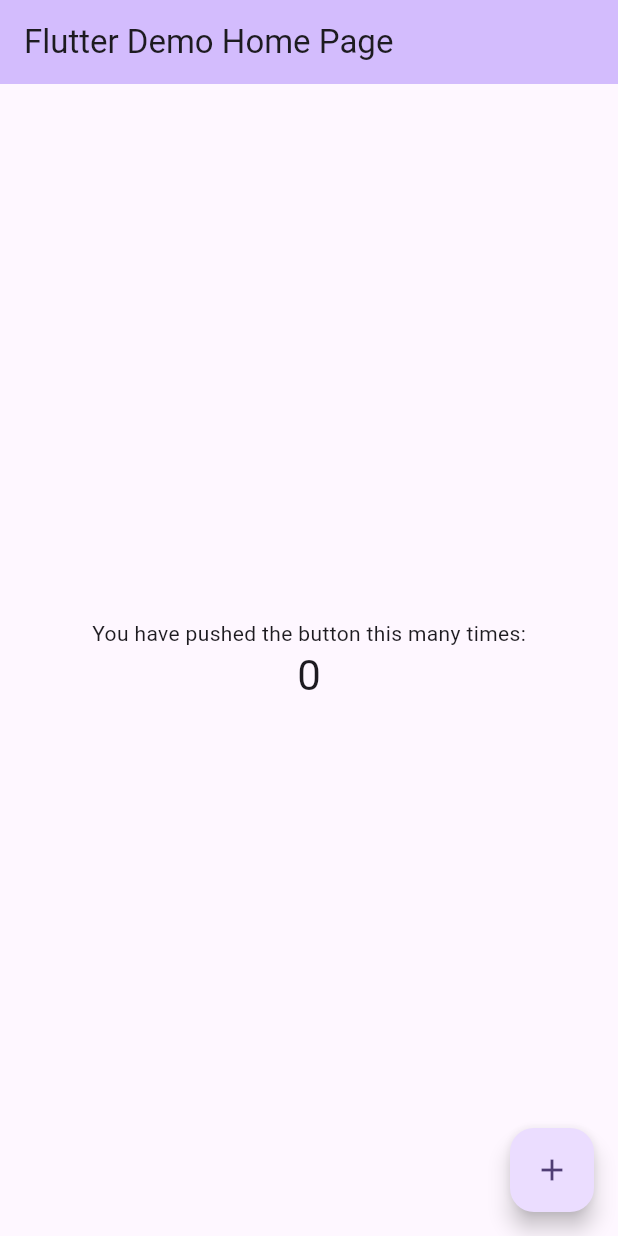
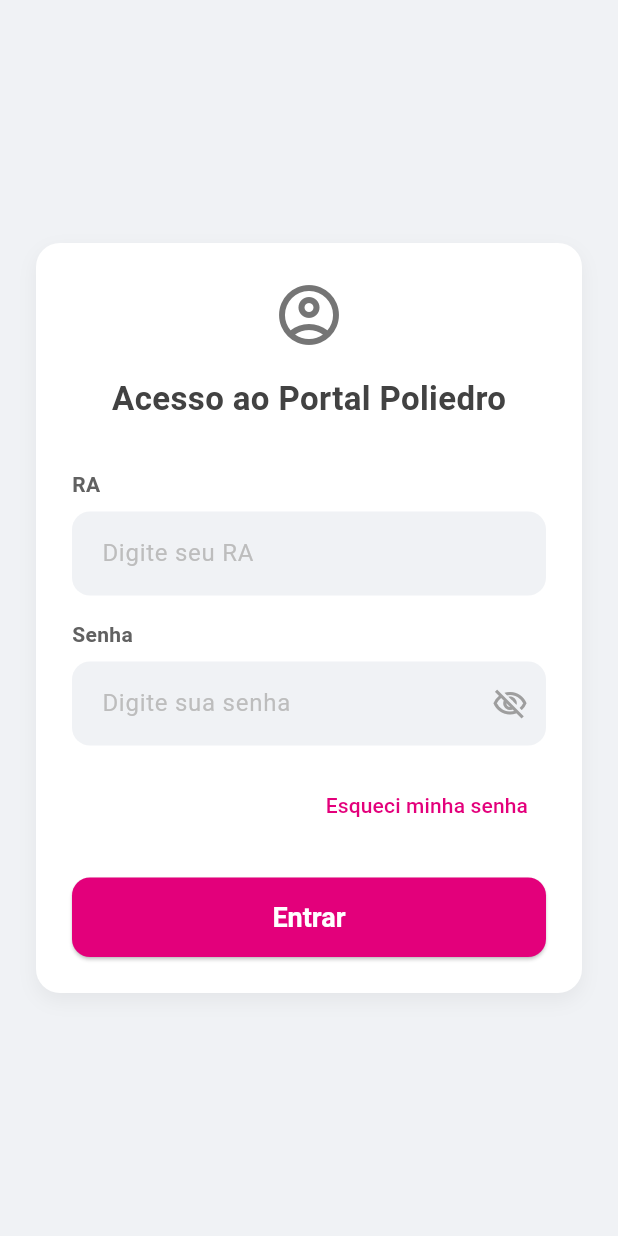
Before and after one commit to MingMatheus/PI_S4_sistema_de_professores_poliedro, a Flutter app: the screen it shows after launch, on a phone screen of 412 x 824 dp. Run offline on Flutter 3.47's test engine with Material 3 defaults, Android fonts, the phone set to English and light mode, and no system bars.

Commit message:
começo das telas

```diff
--- a/frontend/lib/main.dart
+++ b/frontend/lib/main.dart
@@ -1,122 +1,6 @@
 import 'package:flutter/material.dart';
+import 'package:frontend/scr/app.dart';
 
 void main() {
-  runApp(const MyApp());
+  runApp(App());
 }
-
-class MyApp extends StatelessWidget {
-  const MyApp({super.key});
-
-  // This widget is the root of your application.
-  @override
-  Widget build(BuildContext context) {
-    return MaterialApp(
-      title: 'Flutter Demo',
-      theme: ThemeData(
-        // This is the theme of your application.
-        //
-        // TRY THIS: Try running your application with "flutter run". You'll see
-        // the application has a purple toolbar. Then, without quitting the app,
-        // try changing the seedColor in the colorScheme below to Colors.green
-        // and then invoke "hot reload" (save your changes or press the "hot
-        // reload" button in a Flutter-supported IDE, or press "r" if you used
-        // the command line to start the app).
-        //
-        // Notice that the counter didn't reset back to zero; the application
-        // state is not lost during the reload. To reset the state, use hot
-        // restart instead.
-        //
-        // This works for code too, not just values: Most code changes can be
-        // tested with just a hot reload.
-        colorScheme: ColorScheme.fromSeed(seedColor: Colors.deepPurple),
-      ),
-      home: const MyHomePage(title: 'Flutter Demo Home Page'),
-    );
-  }
-}
-
-class MyHomePage extends StatefulWidget {
-  const MyHomePage({super.key, required this.title});
-
-  // This widget is the home page of your application. It is stateful, meaning
-  // that it has a State object (defined below) that contains fields that affect
-  // how it looks.
-
-  // This class is the configuration for the state. It holds the values (in this
-  // case the title) provided by the parent (in this case the App widget) and
-  // used by the build method of the State. Fields in a Widget subclass are
-  // always marked "final".
-
-  final String title;
-
-  @override
-  State<MyHomePage> createState() => _MyHomePageState();
-}
-
-class _MyHomePageState extends State<MyHomePage> {
-  int _counter = 0;
-
-  void _incrementCounter() {
-    setState(() {
-      // This call to setState tells the Flutter framework that something has
-      // changed in this State, which causes it to rerun the build method below
-      // so that the display can reflect the updated values. If we changed
-      // _counter without calling setState(), then the build method would not be
-      // called again, and so nothing would appear to happen.
-      _counter++;
-    });
-  }
-
-  @override
-  Widget build(BuildContext context) {
-    // This method is rerun every time setState is called, for instance as done
-    // by the _incrementCounter method above.
-    //
-    // The Flutter framework has been optimized to make rerunning build methods
-    // fast, so that you can just rebuild anything that needs updating rather
-    // than having to individually change instances of widgets.
-    return Scaffold(
-      appBar: AppBar(
-        // TRY THIS: Try changing the color here to a specific color (to
-        // Colors.amber, perhaps?) and trigger a hot reload to see the AppBar
-        // change color while the other colors stay the same.
-        backgroundColor: Theme.of(context).colorScheme.inversePrimary,
-        // Here we take the value from the MyHomePage object that was created by
-        // the App.build method, and use it to set our appbar title.
-        title: Text(widget.title),
-      ),
-      body: Center(
-        // Center is a layout widget. It takes a single child and positions it
-        // in the middle of the parent.
-        child: Column(
-          // Column is also a layout widget. It takes a list of children and
-          // arranges them vertically. By default, it sizes itself to fit its
-          // children horizontally, and tries to be as tall as its parent.
-          //
-          // Column has various properties to control how it sizes itself and
-          // how it positions its children. Here we use mainAxisAlignment to
-          // center the children vertically; the main axis here is the vertical
-          // axis because Columns are vertical (the cross axis would be
-          // horizontal).
-          //
-          // TRY THIS: Invoke "debug painting" (choose the "Toggle Debug Paint"
-          // action in the IDE, or press "p" in the console), to see the
-          // wireframe for each widget.
-          mainAxisAlignment: MainAxisAlignment.center,
-          children: <Widget>[
-            const Text('You have pushed the button this many times:'),
-            Text(
-              '$_counter',
-              style: Theme.of(context).textTheme.headlineMedium,
-            ),
-          ],
-        ),
-      ),
-      floatingActionButton: FloatingActionButton(
-        onPressed: _incrementCounter,
-        tooltip: 'Increment',
-        child: const Icon(Icons.add),
-      ), // This trailing comma makes auto-formatting nicer for build methods.
-    );
-  }
-}
--- /dev/null
+++ b/frontend/lib/scr/app.dart
@@ -0,0 +1,22 @@
+import 'package:flutter/material.dart';
+import 'telas/login/login_screen.dart';
+import 'theme/app_theme.dart';
+
+class App extends StatefulWidget {
+  @override
+  State<App> createState() {
+    return AppState();
+  }
+}
+
+class AppState extends State<App> {
+  @override
+  Widget build(BuildContext context) {
+    return MaterialApp(
+      title: 'Portal Poliedro',
+      theme: AppTheme.lightTheme,
+      debugShowCheckedModeBanner: false,
+      home: LoginScreen(), // tela de login
+    );
+  }
+}
--- /dev/null
+++ b/frontend/lib/scr/constants/app_colors.dart
@@ -0,0 +1,10 @@
+import 'package:flutter/material.dart';
+
+// cores principais da marca
+const Color poliedroBlue = Color(0xFF00A9E0);
+const Color poliedroPink = Color(0xFFE3007B);
+
+// cores ui
+const Color lightGrey = Color(0xFFF0F2F5); // Fundo
+const Color darkGreyText = Color(0xFF333333);
+const Color lightGreyText = Color(0xFF666666);
--- /dev/null
+++ b/frontend/lib/scr/telas/login/login_screen.dart
@@ -0,0 +1,118 @@
+import 'package:flutter/material.dart';
+import '../../constants/app_colors.dart';
+import '../../widgets/custom_text_field.dart';
+import '../home/home_screen.dart';
+
+class LoginScreen extends StatefulWidget {
+  const LoginScreen({super.key});
+
+  @override
+  State<LoginScreen> createState() => _LoginScreenState();
+}
+
+class _LoginScreenState extends State<LoginScreen> {
+  final _raController = TextEditingController();
+  final _senhaController = TextEditingController();
+  bool _isLoading = false;
+
+  Future<void> _handleLogin() async {
+    setState(() => _isLoading = true);
+
+    // simulação de login
+    await Future.delayed(const Duration(seconds: 1));
+
+    if (mounted) {
+      Navigator.of(
+        context,
+      ).pushReplacement(MaterialPageRoute(builder: (_) => const HomeScreen()));
+    }
+  }
+
+  @override
+  Widget build(BuildContext context) {
+    return Scaffold(
+      body: SafeArea(
+        child: Center(
+          child: SingleChildScrollView(
+            padding: const EdgeInsets.all(24.0),
+            child: Container(
+              width: double.infinity,
+              constraints: const BoxConstraints(maxWidth: 400),
+              padding: const EdgeInsets.all(24.0),
+              decoration: BoxDecoration(
+                color: Colors.white,
+                borderRadius: BorderRadius.circular(16.0),
+                boxShadow: [
+                  BoxShadow(
+                    color: Colors.black.withOpacity(0.05),
+                    blurRadius: 10,
+                    offset: const Offset(0, 5),
+                  ),
+                ],
+              ),
+              child: Column(
+                mainAxisSize: MainAxisSize.min,
+                children: [
+                  Icon(
+                    Icons.account_circle_outlined,
+                    size: 48,
+                    color: Colors.grey[600],
+                  ),
+
+                  const SizedBox(height: 16),
+                  Text(
+                    'Acesso ao Portal Poliedro',
+                    style: TextStyle(
+                      fontSize: 22,
+                      fontWeight: FontWeight.bold,
+                      color: Colors.grey[800],
+                    ),
+                  ),
+                  const SizedBox(height: 32),
+
+                  CustomTextField(
+                    controller: _raController,
+                    label: 'RA',
+                    hint: 'Digite seu RA',
+                    keyboardType: TextInputType.number,
+                  ),
+                  const SizedBox(height: 16),
+
+                  CustomTextField(
+                    controller: _senhaController,
+                    label: 'Senha',
+                    hint: 'Digite sua senha',
+                    isPassword: true,
+                  ),
+                  const SizedBox(height: 16),
+
+                  Align(
+                    alignment: Alignment.centerRight,
+                    child: TextButton(
+                      onPressed: () {},
+                      child: const Text(
+                        'Esqueci minha senha',
+                        style: TextStyle(color: poliedroPink),
+                      ),
+                    ),
+                  ),
+                  const SizedBox(height: 24),
+
+                  _isLoading
+                      ? const CircularProgressIndicator(color: poliedroPink)
+                      : SizedBox(
+                        width: double.infinity,
+                        child: ElevatedButton(
+                          onPressed: _handleLogin,
+                          child: const Text('Entrar'),
+                        ),
+                      ),
+                ],
+              ),
+            ),
+          ),
+        ),
+      ),
+    );
+  }
+}
--- /dev/null
+++ b/frontend/lib/scr/theme/app_theme.dart
@@ -0,0 +1,66 @@
+import 'package:flutter/material.dart';
+import '../constants/app_colors.dart';
+
+class AppTheme {
+  static ThemeData get lightTheme {
+    return ThemeData(
+      primaryColor: poliedroBlue,
+      scaffoldBackgroundColor: lightGrey, // fundo do aplicativo
+      fontFamily: 'Roboto',
+
+      appBarTheme: const AppBarTheme(
+        backgroundColor: Colors.white,
+        elevation: 1,
+        iconTheme: IconThemeData(color: Colors.black54),
+        titleTextStyle: TextStyle(
+          color: Colors.black87,
+          fontWeight: FontWeight.bold,
+          fontSize: 20,
+        ),
+      ),
+
+      elevatedButtonTheme: ElevatedButtonThemeData(
+        style: ElevatedButton.styleFrom(
+          backgroundColor: poliedroPink,
+          foregroundColor: Colors.white,
+          padding: const EdgeInsets.symmetric(vertical: 16),
+          shape: RoundedRectangleBorder(
+            borderRadius: BorderRadius.circular(12),
+          ),
+          textStyle: const TextStyle(
+            fontSize: 18,
+            fontWeight: FontWeight.bold,
+          ),
+        ),
+      ),
+
+      inputDecorationTheme: InputDecorationTheme(
+        filled: true,
+        fillColor: lightGrey,
+        border: OutlineInputBorder(
+          borderRadius: BorderRadius.circular(12),
+          borderSide: BorderSide.none,
+        ),
+        contentPadding: const EdgeInsets.all(16),
+        hintStyle: TextStyle(color: Colors.grey[400]),
+        labelStyle: TextStyle(
+          fontSize: 14,
+          fontWeight: FontWeight.w600,
+          color: Colors.grey[700],
+        ),
+      ),
+
+      bottomNavigationBarTheme: BottomNavigationBarThemeData(
+        selectedItemColor: poliedroBlue,
+        unselectedItemColor: Colors.grey[600],
+        showUnselectedLabels: true,
+      ),
+
+      cardTheme: CardThemeData(
+        elevation: 0.5,
+        shape: RoundedRectangleBorder(borderRadius: BorderRadius.circular(12)),
+        margin: EdgeInsets.zero,
+      ),
+    );
+  }
+}
--- /dev/null
+++ b/frontend/lib/scr/widgets/custom_text_field.dart
@@ -0,0 +1,62 @@
+import 'package:flutter/material.dart';
+
+class CustomTextField extends StatefulWidget {
+  final TextEditingController controller;
+  final String label;
+  final String hint;
+  final bool isPassword;
+  final TextInputType keyboardType;
+
+  const CustomTextField({
+    super.key,
+    required this.controller,
+    required this.label,
+    required this.hint,
+    this.isPassword = false,
+    this.keyboardType = TextInputType.text,
+  });
+
+  @override
+  State<CustomTextField> createState() => _CustomTextFieldState();
+}
+
+class _CustomTextFieldState extends State<CustomTextField> {
+  bool _obscureText = true;
+
+  @override
+  Widget build(BuildContext context) {
+    return Column(
+      crossAxisAlignment: CrossAxisAlignment.start,
+      children: [
+        Text(
+          widget.label,
+          style: Theme.of(context).inputDecorationTheme.labelStyle,
+        ),
+        const SizedBox(height: 8),
+        TextField(
+          controller: widget.controller,
+          obscureText: widget.isPassword ? _obscureText : false,
+          keyboardType: widget.keyboardType,
+          decoration: InputDecoration(
+            hintText: widget.hint,
+            suffixIcon: widget.isPassword
+                ? IconButton(
+                    icon: Icon(
+                      _obscureText
+                          ? Icons.visibility_off_outlined
+                          : Icons.visibility_outlined,
+                      color: Colors.grey,
+                    ),
+                    onPressed: () {
+                      setState(() {
+                        _obscureText = !_obscureText;
+                      });
+                    },
+                  )
+                : null,
+          ),
+        ),
+      ],
+    );
+  }
+}
```
Also changed, not shown: frontend/lib/scr/telas/home/home_screen.dart (added, +72 -0 lines), frontend/lib/scr/widgets/home_dashboard_view.dart (added, +137 -0 lines), frontend/pubspec.lock, 1 other file.
